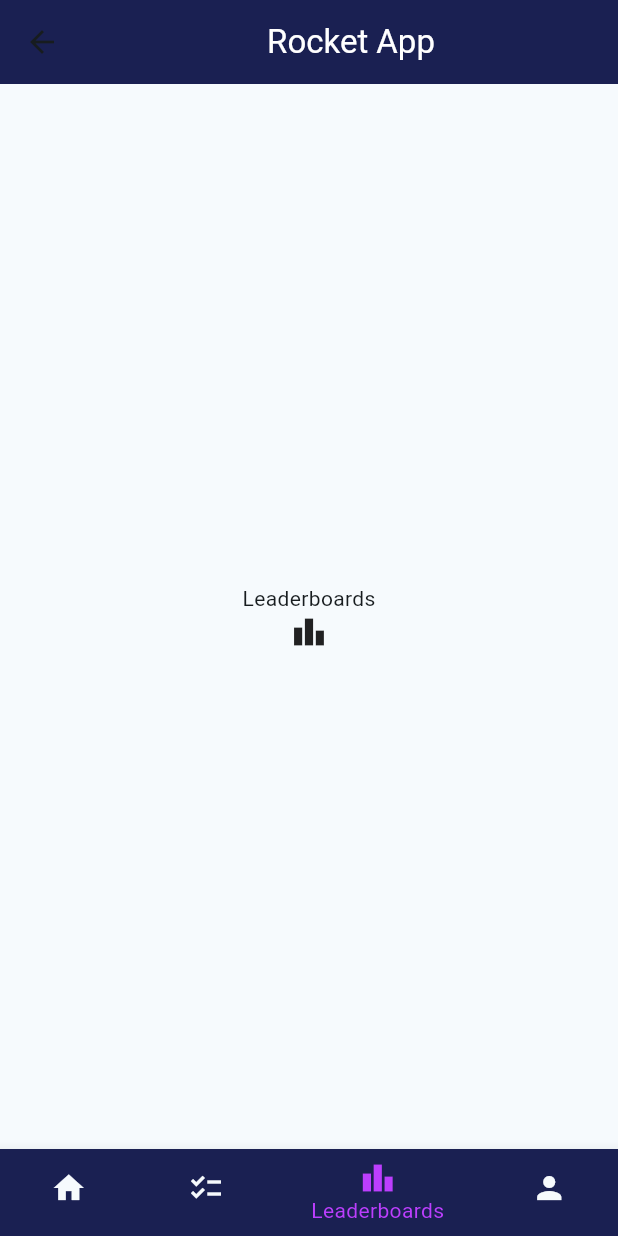
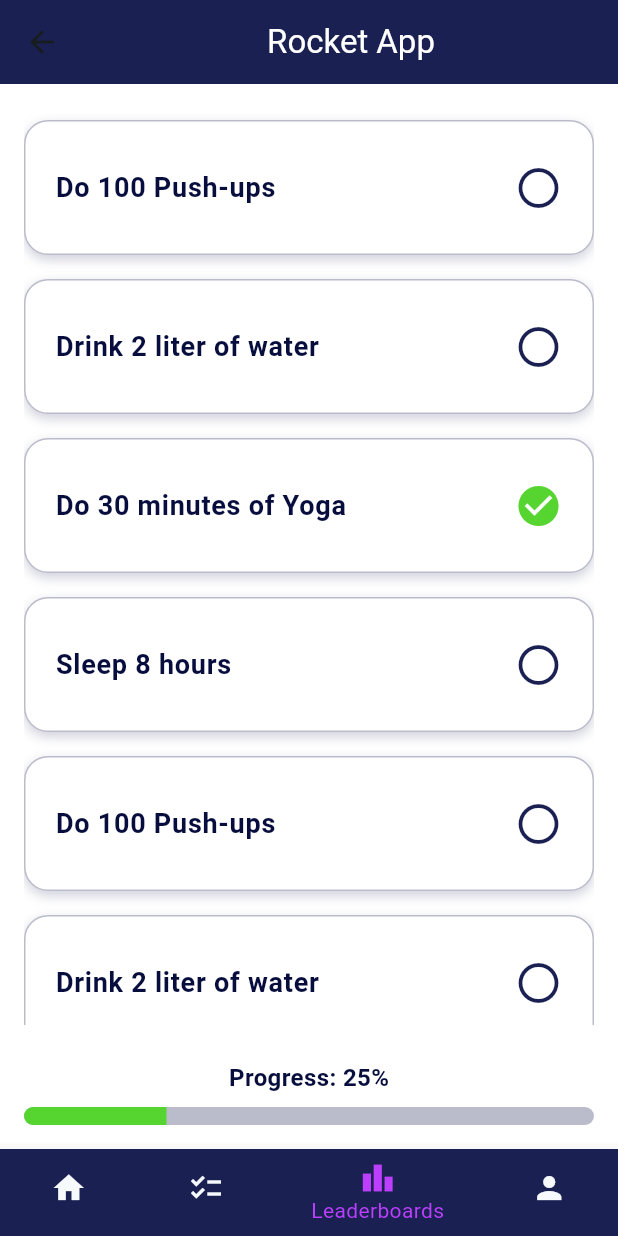
Before and after one commit to RealTeamRocket/rocket-app, a Flutter app: the HomePage screen opened directly, item 3 of the bottom bar chosen, on a phone screen of 412 x 824 dp. Run offline on Flutter 3.47's test engine with Material 3 defaults, Android fonts, the phone set to English and light mode, and no system bars; our stand-ins replace fl_chart, flutter_dotenv, pedometer, permission_handler, shared_preferences; accounts and stored records are empty.

Commit message:
forgot some files

```diff
--- a/mobile_app/lib/pages/home_page.dart
+++ b/mobile_app/lib/pages/home_page.dart
@@ -24,12 +24,7 @@ class _HomePageState extends State<HomePage> {
         children: const [Text("Search"), Icon(Icons.checklist)],
       ),
     ),
-    Center(
-      child: Column(
-        mainAxisAlignment: MainAxisAlignment.center,
-        children: const [Text("Leaderboards"), Icon(Icons.leaderboard)],
-      ),
-    ),
+    const LeaderboardsPage(title: 'Challenges'),
     const ProfilePage(),
   ];
 
--- a/mobile_app/lib/pages/leaderboards_page.dart
+++ b/mobile_app/lib/pages/leaderboards_page.dart
@@ -1,46 +1,46 @@
 import 'package:flutter/material.dart';
 import '../constants/color_constants.dart';
 
-class ChallengesPage extends StatefulWidget{
-  const ChallengesPage({super.key, required this.title});
+class LeaderboardsPage extends StatefulWidget{
+  const LeaderboardsPage({super.key, required this.title});
 
   final String title;
 
   @override
-  State<ChallengesPage> createState() => _ChallengesPageState();
+  State<LeaderboardsPage> createState() => _LeaderboardsPageState();
 
 }
-class _ChallengesPageState extends State<ChallengesPage> {
+class _LeaderboardsPageState extends State<LeaderboardsPage> {
 
   /// daily challenges
   final List<String> _challenges = const [
-    'Mache 10.000 Schritte',
-    'Trinke 2 Liter Wasser',
-    '30 Minuten Yoga',
-    '8 Stunden Schlaf',
+    'Do 100 Push-ups',
+    'Drink 2 liter of water',
+    'Do 30 minutes of Yoga',
+    'Sleep 8 hours',
+    'Do 100 Push-ups',
+    'Drink 2 liter of water',
+    'Do 30 minutes of Yoga',
+    'Sleep 8 hours',
   ];
+
+  List<bool> _completed = [false, false, true, false, false, false, true, false];
 
   @override
   Widget build(BuildContext context) {
 
-    final double progressValue = 0.5;
+    final double progressValue = _completed.where((c) => c).length / _completed.length;
 
-    return Scaffold(
-      appBar: AppBar(
-        title: const Text('Tägliche Challenges'),
-        backgroundColor: ColorConstants.deepBlue,
-      ),
-      backgroundColor: ColorConstants.white,
-      body: Padding(
+    return Container(
+      color: ColorConstants.white,
       padding: const EdgeInsets.all(16.0),
       child: Column(
         children: [
-            // Liste der Challenges
           Expanded(
             child: ListView.builder(
               itemCount: _challenges.length,
               itemBuilder: (context, index) {
-                  return _buildChallengeCard(_challenges[index]);
+                return _buildChallengeCard(_challenges[index], index);
               },
             ),
           ),
@@ -48,12 +48,12 @@ class _ChallengesPageState extends State<ChallengesPage> {
           _buildProgressSection(progressValue),
         ],
       ),
-      ),
     );
+
 
   }
 
-  Widget _buildChallengeCard(String challengeText) {
+  Widget _buildChallengeCard(String challengeText, int index) {
     return Padding(
       padding: const EdgeInsets.symmetric(vertical: 8.0),
       child: Container(
@@ -84,13 +84,19 @@ class _ChallengesPageState extends State<ChallengesPage> {
               color: ColorConstants.deepBlue,
             ),
           ),
-          trailing: const Icon(
-            Icons.check_circle_outline,
-            color: ColorConstants.purpleColor,
+          trailing: Icon(
+            _completed[index]
+                ? Icons.check_circle
+                : Icons.radio_button_unchecked,
+            color: _completed[index]
+                ? ColorConstants.greenColor
+                : ColorConstants.greyColor,
             size: 32.0,
           ),
           onTap: () {
-            // switch state of challenge per tap or other way
+            setState(() {
+              _completed[index] = !_completed[index];
+            });
           },
         ),
       ),
@@ -100,10 +106,10 @@ class _ChallengesPageState extends State<ChallengesPage> {
   /// Progressbar
   Widget _buildProgressSection(double progressValue) {
     return Column(
-      crossAxisAlignment: CrossAxisAlignment.start,
+      crossAxisAlignment: CrossAxisAlignment.center,
       children: [
         Text(
-          'Fortschritt: ${(progressValue * 100).toInt()}%',
+          'Progress: ${(progressValue * 100).toInt()}%',
           style: const TextStyle(
             fontSize: 16,
             fontWeight: FontWeight.bold,
--- a/mobile_app/lib/pages/pages.dart
+++ b/mobile_app/lib/pages/pages.dart
@@ -2,3 +2,4 @@ export 'home_page.dart';
 export 'profile_page.dart';
 export 'run_page.dart';
 export 'start_pages/start_pages.dart';
+export 'leaderboards_page.dart';
```
Lines whose indentation alone changed are shown as unchanged.
